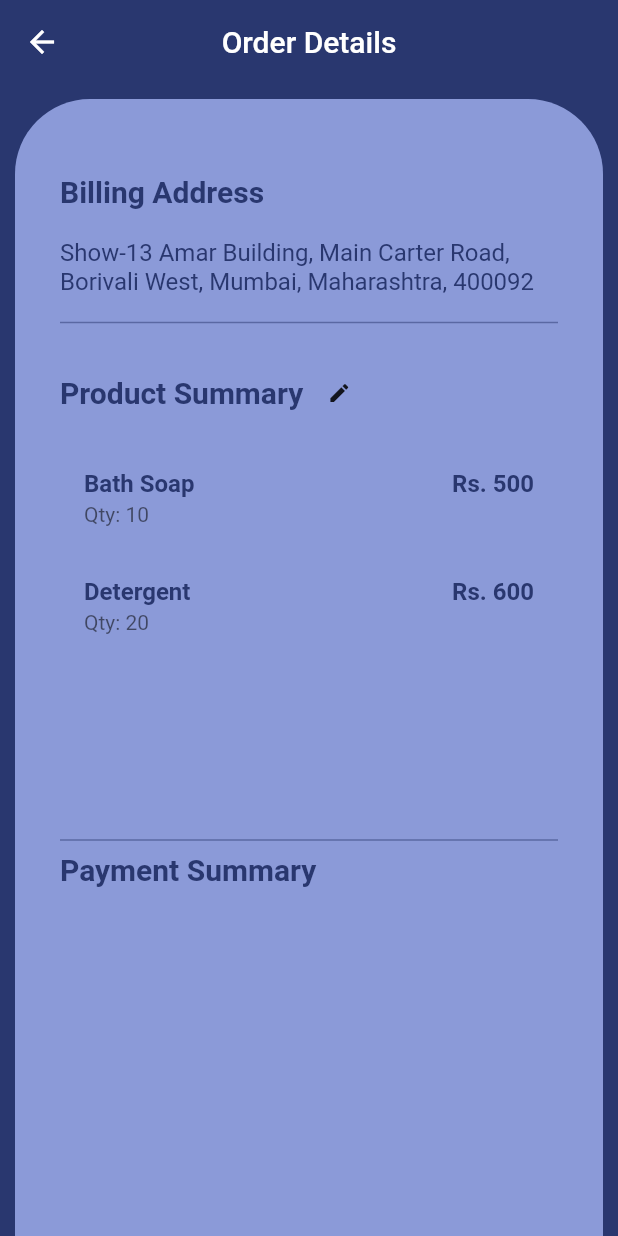
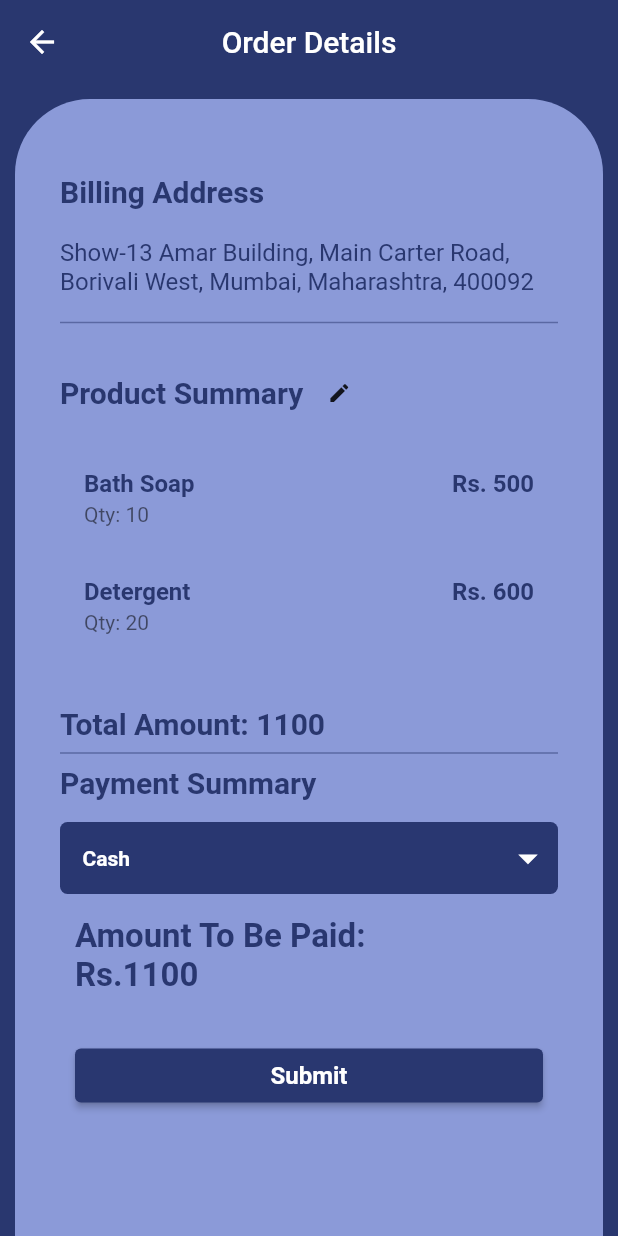
Before and after one commit to BloodHound31/Training_Java_Flutter, a Flutter app: the screen it shows after launch, after a tap on "Customer A", after a tap on "Order Details", on a phone screen of 412 x 824 dp. Run offline on Flutter 3.47's test engine with Material 2 defaults, Android fonts, the phone set to English and light mode, and no system bars; our stand-ins replace fluttertoast, google_fonts; network calls fail.

Commit message:
Payment Summary
Created the payment summary
Section of the order list with functionality of Cash, Cheque, partial Payment

```diff
--- a/Registration_Login/lib/CustomWidegts/Custom_DropDown.dart
+++ b/Registration_Login/lib/CustomWidegts/Custom_DropDown.dart
@@ -242,3 +242,59 @@ class _StatusDropDownState extends State<StatusDropDown> {
     );
   }
 }
+
+// This is payment summary DropDown
+class PaymentSelectDropdown extends StatefulWidget {
+  final List<String> statusList;
+  final String? dropDownValue;
+  final void Function(String? value) onDropDownChanged;
+
+  const PaymentSelectDropdown(
+      {required this.statusList, Key? key, required this.dropDownValue, required this.onDropDownChanged})
+      : super(key: key);
+
+  @override
+  State<PaymentSelectDropdown> createState() => _PaymentSelectDropdownState();
+}
+
+class _PaymentSelectDropdownState extends State<PaymentSelectDropdown> {
+
+
+  @override
+  Widget build(BuildContext context) {
+    //dropDownValue = widget.list.first;
+    return Container(
+      margin: EdgeInsets.symmetric(vertical: 5),
+      padding: EdgeInsets.symmetric(horizontal: 5),
+      decoration: BoxDecoration(
+        color: Color(0xFF293771),
+        borderRadius: BorderRadius.circular(5),
+      ),
+      child: DropdownButtonHideUnderline(
+        child: DropdownButton<String>(
+          hint: Text('Select'),
+          value: widget.dropDownValue,
+          // isExpanded: true,
+          icon: const Icon(Icons.arrow_drop_down, color: Colors.white,size: 30,),
+          elevation: 14,
+          style: const TextStyle(color: Colors.white, fontWeight: FontWeight.bold),
+          dropdownColor: Color(0xFF293771),
+          onChanged: (value) {
+            setState(() {
+              widget.onDropDownChanged(value);
+            });
+          },
+          items: widget.statusList.map<DropdownMenuItem<String>>((String value) {
+            return DropdownMenuItem<String>(
+              value: value,
+              child: Padding(
+                padding: const EdgeInsets.all(10.0),
+                child: Text(value),
+              ),
+            );
+          }).toList(),
+        ),
+      ),
+    );
+  }
+}
--- /dev/null
+++ b/Registration_Login/lib/CustomWidegts/PaymentMethodWidgets.dart
@@ -0,0 +1,156 @@
+import 'package:flutter/material.dart';
+import 'package:resgistration_login/CustomWidegts/Custom_DropDown.dart';
+
+
+
+class PaymentMethods{
+
+
+  DateTime selectedDate = DateTime.now();
+  void _datePicker(BuildContext context){
+    showDatePicker(
+        context: context,
+        initialDate: selectedDate,
+        firstDate: DateTime(2000),
+        lastDate: DateTime(2100),
+    );
+  }
+
+
+  List<String> bankList = ['HDFC', 'ICICI'];
+
+  List<String> paymentOption = ['Cash', 'Online'];
+
+  Widget CastWidget({required String text}){
+    return Expanded(
+      child: Container(
+        padding: EdgeInsets.only(top: 10, right: 10, left: 10),
+        height: 110,
+        width: double.infinity,
+        child: Column(
+          crossAxisAlignment: CrossAxisAlignment.start,
+          children: [
+            Text('Amount To Be Paid:\nRs.$text', style: TextStyle(fontWeight: FontWeight.bold, fontSize: 22, color: Color(0xFF293770)),),
+            SizedBox(height: 30,),
+            Row(
+              children: [
+                Expanded(
+                  child: ElevatedButton(
+                    onPressed: (){},
+                    child: Text(
+                      'Submit',
+                      style: TextStyle(
+                        fontSize: 16,
+                        fontWeight: FontWeight.bold,
+                        color: Colors.white,
+                      ),
+                    ),
+                    style: ButtonStyle(
+                        backgroundColor: MaterialStateProperty.all<Color>(Color(0xFF293770))
+                    ),
+                  ),
+                ),
+              ],
+            ),
+          ],
+        ),
+      ),
+    );
+  }
+  Widget CreditNoteWidget(){
+    return Container(
+      height: 100,
+      width: 300,
+      padding: EdgeInsets.symmetric(vertical: 10, horizontal: 5),
+      child: Column(
+        children: [
+          Text('This is credit Note payment option'),
+        ],
+      )
+    );
+  }
+  Widget PartialPaymentWidget({required int amount}){
+    String? dropDownValue = paymentOption.first;
+    TextEditingController amountController = TextEditingController();
+    int totalAmount = amount;
+
+    int remainingAmount = 0;
+
+    void PendingAmount(String text){
+
+      if(text.isNotEmpty){
+        int payingAmount = int.tryParse(text) ?? 0;
+        remainingAmount = totalAmount - payingAmount;
+
+      }
+    }
+
+    return Container(
+      height: 224,
+      width: double.infinity,
+      child: Column(
+        children: [
+          Row(
+            children: [
+              Expanded(
+                flex: 2,
+                child: Padding(
+                  padding: const EdgeInsets.only(left: 5, top: 8, bottom: 5),
+                  child: TextField(
+                    controller: amountController,
+                    onChanged: PendingAmount,
+                    keyboardType: TextInputType.number,
+                    decoration: InputDecoration(
+                        label: Text('Amount will be paying'),
+                        fillColor: Color(0xFFFFFFFF),
+                        filled: true,
+                        border: OutlineInputBorder(
+                          borderRadius: BorderRadius.circular(10),
+                        )
+                    ),
+                  ),
+                ),
+              ),
+              SizedBox(width: 7,),
+              Expanded(
+                flex: 1,
+                child: StatusDropDown(
+                  statusList: paymentOption,
+                  onDropDownChanged: (String? value){
+                    dropDownValue = value!;
+                  },
+                  dropDownValue: dropDownValue,
+                ),
+              )
+            ],
+          ),
+          SizedBox(height: 5),
+          Text("Amount to be paid: ${amountController.text}"),
+          SizedBox(height: 5,),
+          Text('Remaining Amount: ${remainingAmount}'),
+          SizedBox(height: 5,),
+          Row(
+            children: [
+              Expanded(
+                child: ElevatedButton(
+                  onPressed: (){},
+                  child: Text(
+                    'Submit',
+                    style: TextStyle(
+                      fontSize: 16,
+                      fontWeight: FontWeight.bold,
+                      color: Colors.white,
+                    ),
+                  ),
+                  style: ButtonStyle(
+                      backgroundColor: MaterialStateProperty.all<Color>(Color(0xFF293770))
+                  ),
+                ),
+              ),
+            ],
+          )
+        ],
+      )
+    );
+  }
+}
--- a/Registration_Login/lib/Entity/ProductDetails.dart
+++ b/Registration_Login/lib/Entity/ProductDetails.dart
@@ -6,6 +6,7 @@ class ProductDetails{
   late int totalProductPrice;
   late int initialQuantity;
   late int initialTotal;
+  //late int totalAmount;
 
   ProductDetails({required this.productName, required this.productQuantity, required this.productPrice}){
     totalProductPrice = totalPrice(productPrice, productQuantity);
@@ -43,4 +44,5 @@ class ProductDetails{
   }
 
 
+
 }
--- a/Registration_Login/lib/Pages/OrderDetails.dart
+++ b/Registration_Login/lib/Pages/OrderDetails.dart
@@ -1,6 +1,11 @@
 import 'package:flutter/material.dart';
+import 'package:resgistration_login/CustomWidegts/PartialPayment.dart';
+import 'package:resgistration_login/CustomWidegts/PaymentMethodWidgets.dart';
 import 'package:resgistration_login/Entity/BillingAddress.dart';
 import 'package:resgistration_login/Entity/ProductDetails.dart';
+
+import '../CustomWidegts/BankWidget.dart';
+import '../CustomWidegts/Custom_DropDown.dart';
 
 class OrderDetails extends StatefulWidget {
   const OrderDetails({super.key});
@@ -10,17 +15,58 @@ class OrderDetails extends StatefulWidget {
 }
 
 bool showWidget = false;
+bool showTheDetails = false;
+List<String> paymentList = ['Cash', 'Cheque', 'Partial Payment', 'Credit Note'];
+
 class _OrderDetailsState extends State<OrderDetails> {
 
+  String? dropDownValue = paymentList.first;
 
+  void PaymentMethod(String? value){
+    dropDownValue = value!;
+    setState(() {
+
+    });
+
+  }
 
   @override
   Widget build(BuildContext context) {
     Map data = ModalRoute.of(context)!.settings.arguments as Map;
 
+
     BillingAddress billingAddress = data['billingAddress'];
     List<ProductDetails> productSummary = data['productList'];
 
+    int PayAmount(){
+      int payAmount = 0;
+      productSummary.forEach((element) {
+        payAmount += element.totalProductPrice;
+      });
+
+      return payAmount;
+    }
+
+
+    //This is the payment methods widget
+    Widget paymentDetailsWidget;
+
+    switch (dropDownValue) {
+      case 'Cash':
+        paymentDetailsWidget = PaymentMethods().CastWidget(text: '${PayAmount()}');
+        break;
+      case 'Cheque':
+        paymentDetailsWidget = BankWidget();
+        break;
+      case 'Partial Payment':
+        paymentDetailsWidget =  PartialPayment(amount: PayAmount());
+        break;
+      case 'Credit Note':
+        paymentDetailsWidget = PaymentMethods().CreditNoteWidget();
+        break;
+      default:
+        paymentDetailsWidget = Container(); // Default case
+    }
 
 
     return Scaffold(
@@ -42,6 +88,7 @@ class _OrderDetailsState extends State<OrderDetails> {
         ),
         child: Padding(
           padding: EdgeInsets.only(top: 50, left: 30, right: 30),
+          child: SingleChildScrollView(
             child: Column(
               crossAxisAlignment: CrossAxisAlignment.start,
               children: [
@@ -84,7 +131,10 @@ class _OrderDetailsState extends State<OrderDetails> {
                   ]
                 ),
                 SizedBox(height: 10,),
-              Expanded(
+                SingleChildScrollView(
+                  child: Container(
+                    height: 175,
+                    width: double.infinity,
                     child: ListView.builder(
                         itemCount: productSummary.length,
                         itemBuilder: (context, index){
@@ -117,14 +167,11 @@ class _OrderDetailsState extends State<OrderDetails> {
                                            });
                                          },
                                          icon: Icon(Icons.arrow_circle_down, size: 24,), color: Color(0xFF29376F)),
-
                                      IconButton(
                                        onPressed: (){
                                          setState(() {
                                            showWidget = !showWidget;
                                            productSummary[index].updateSummary();
-                                       // productSummary[index].initialQuantity = productSummary[index].productQuantity;
-                                       // productSummary[index].initialTotal = productSummary[index].totalProductPrice;
                                          });
                                        },
                                        icon: Icon(Icons.check_circle_outline, size: 24,), color: Colors.green[900],),
@@ -132,8 +179,6 @@ class _OrderDetailsState extends State<OrderDetails> {
                                          onPressed: (){ setState(() {
                                             showWidget = !showWidget;
                                             productSummary[index].goToDefault();
-                                        //productSummary[index].productQuantity = productSummary[index].initialQuantity;
-                                        //productSummary[index].totalProductPrice;
                                          });
                                            },
                                          icon: Icon(Icons.cancel_outlined), color: Colors.red[800])
@@ -144,9 +189,16 @@ class _OrderDetailsState extends State<OrderDetails> {
                           );
                         }),
                   ),
+                ),
+                Text('Total Amount: ${PayAmount()}', style: TextStyle(fontWeight: FontWeight.bold, fontSize: 20, color: Color(0xFF29376E)),),
                 Divider(color: Color(0x8029376F), thickness: 1,),
-              Expanded(
-                child: Text(
+                Container(
+                  height: 315,
+                  width: double.infinity,
+                  child: Column(
+                    crossAxisAlignment: CrossAxisAlignment.start,
+                    children: [
+                      Text(
                         'Payment Summary',
                         style: TextStyle(
                             fontWeight: FontWeight.bold,
@@ -154,8 +206,27 @@ class _OrderDetailsState extends State<OrderDetails> {
                             color: Color(0xFF29376F)
                         ),
                       ),
+                      SizedBox(height: 10,),
+                      Row(
+                        mainAxisAlignment: MainAxisAlignment.start,
+                        children: [
+                      Expanded(
+                      child: PaymentSelectDropdown(
+                          statusList: paymentList,
+                          dropDownValue: dropDownValue,
+                          onDropDownChanged: PaymentMethod,
                             ),
+                          ),
+                         // paymentDetailsWidget,
                         ],
+                      ),
+                      paymentDetailsWidget,
+                    ],
+                  ),
+                ),
+
+              ],
+            ),
           ),
         ),
       ),
--- a/Registration_Login/lib/Pages/OrderList.dart
+++ b/Registration_Login/lib/Pages/OrderList.dart
@@ -220,6 +220,7 @@ class _OrderListState extends State<OrderList> {
                                     CustomStatus(index),
                                     ElevatedButton(
                                         onPressed: (){
+
                                           Navigator.pushNamed(context, '/OrderDetails',
                                               arguments: {
                                               'billingAddress': filteredItems[index].billingAddress,
@@ -244,7 +245,7 @@ class _OrderListState extends State<OrderList> {
                   );
                 },
               ),
-            )
+            ),
           ],
         ),
       ),
--- a/Registration_Login/lib/main.dart
+++ b/Registration_Login/lib/main.dart
@@ -11,6 +11,7 @@ import 'package:resgistration_login/Pages/home.dart';
 import 'package:resgistration_login/Pages/login.dart';
 import 'package:resgistration_login/Pages/register.dart';
 import 'package:resgistration_login/Providers/Cart_Provider.dart';
+//import 'package:resgistration_login/Providers/Order_Provider.dart';
 import 'package:resgistration_login/Providers/Product_Provider.dart';
 
 
@@ -19,6 +20,7 @@ void main() {
     providers: [
       ChangeNotifierProvider(create: (BuildContext context) => CartItemProvider()),
       ChangeNotifierProvider(create: (BuildContext context) => ProductProvider()),
+      //ChangeNotifierProvider(create: (BuildContext context) => OrderProvider()),
     ],
     child: MaterialApp(
       debugShowCheckedModeBanner: false,
```
Also changed, not shown: Registration_Login/lib/CustomWidegts/BankWidget.dart (added, +141 -0 lines), Registration_Login/lib/CustomWidegts/PartialPayment.dart (added, +121 -0 lines). Lines whose indentation alone changed are shown as unchanged.
